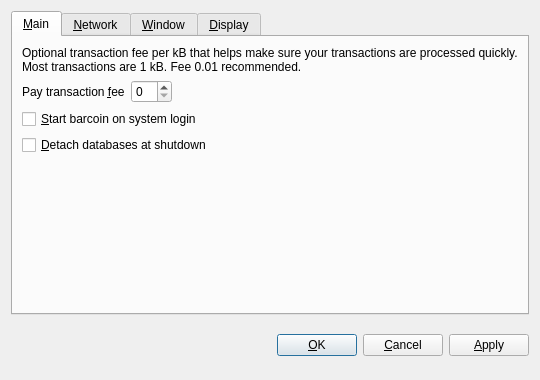
Above: src/qt/forms/optionsdialog.ui from ozman911/karacoin before the change. Below: the same form after it.
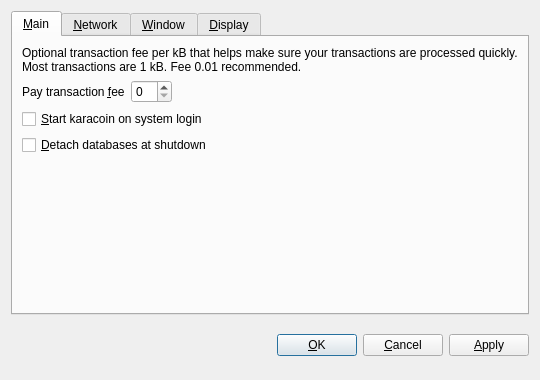
That is the form after the change. The open tabs and pages were chosen to show the change. Custom widgets are drawn as their Qt base class.

Patch:
```diff
--- a/src/qt/forms/optionsdialog.ui
+++ b/src/qt/forms/optionsdialog.ui
@@ -82,7 +82,7 @@
           <string>Automatically start barcoin after logging in to the system.</string>
          </property>
          <property name="text">
-          <string>&amp;Start barcoin on system login</string>
+          <string>&amp;Start karacoin on system login</string>
          </property>
         </widget>
        </item>
```
Left out of the diff: 10 changed lines with no effect on the pictures.
